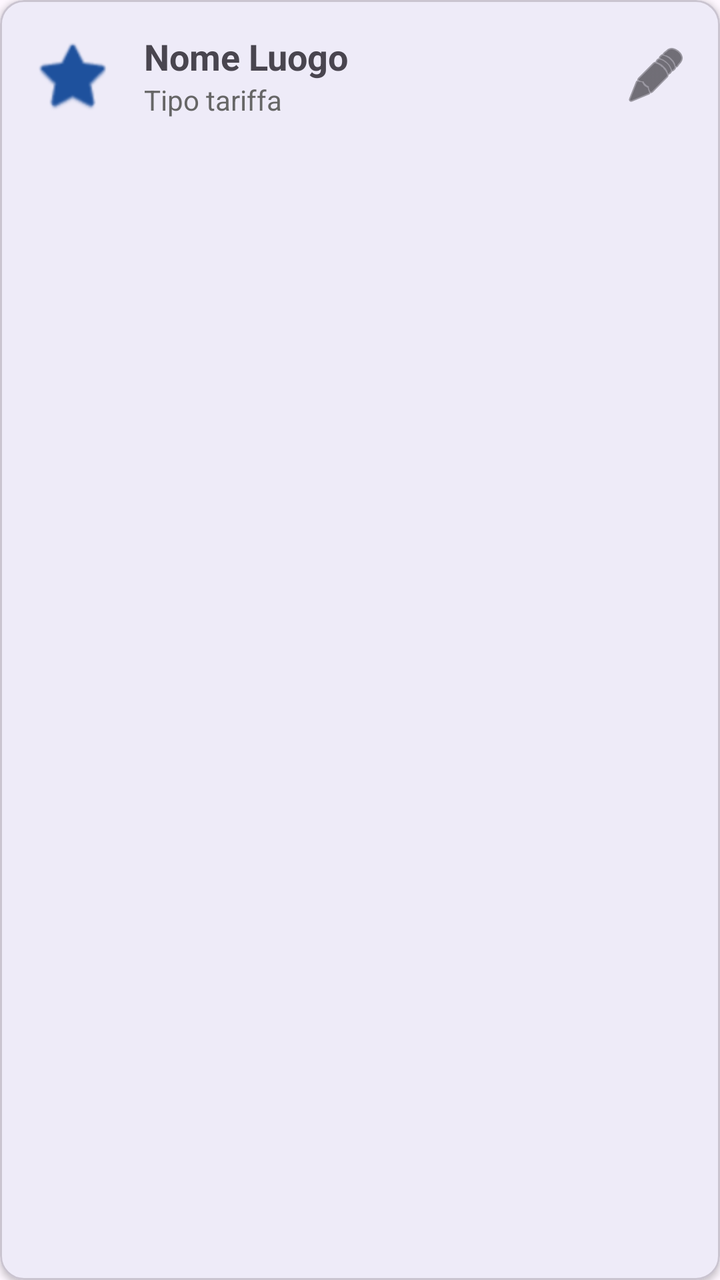
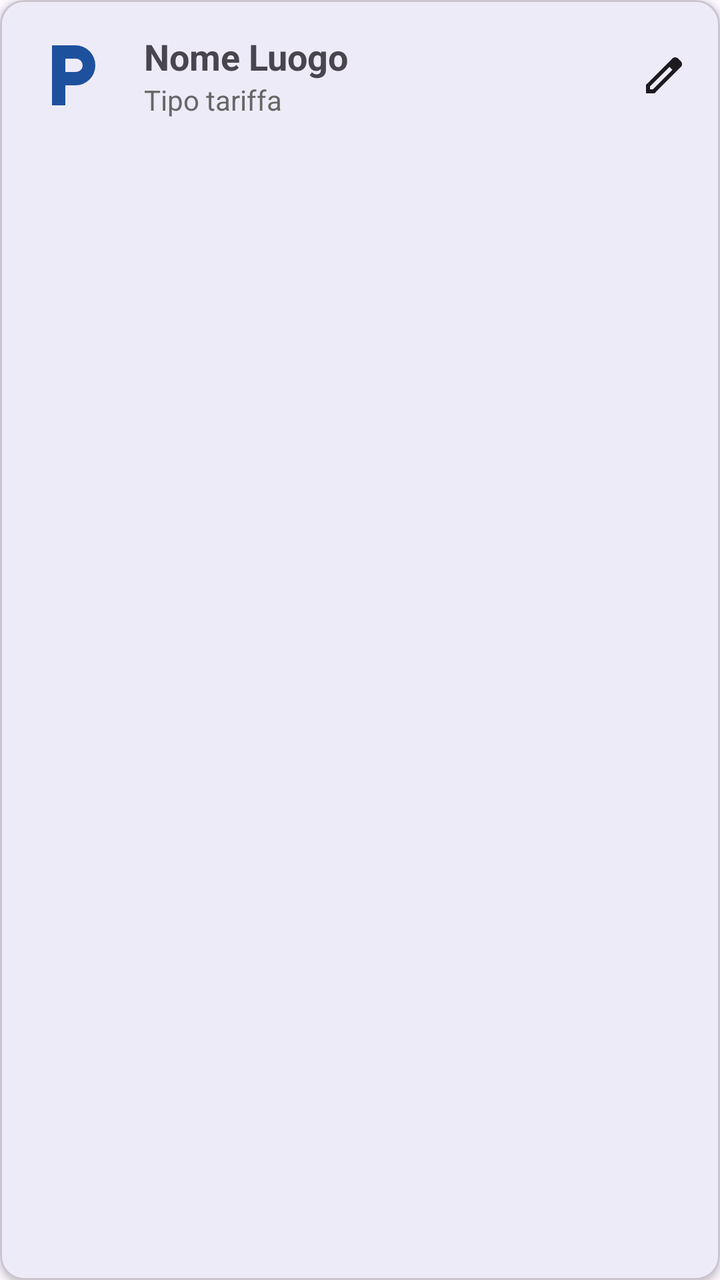

Screens rendered from an Android XML layout before and after an edit, with the pre-edit source and the edit as a unified diff.
<!-- AndroidManifest.xml: application theme Theme.ParkingMate -->
<!-- res/layout/item_saved_location.xml -->
<?xml version="1.0" encoding="utf-8"?>
<com.google.android.material.card.MaterialCardView
    xmlns:android="http://schemas.android.com/apk/res/android"
    xmlns:app="http://schemas.android.com/apk/res-auto"
    android:layout_width="match_parent"
    android:layout_height="wrap_content"
    android:layout_margin="8dp"
    app:cardCornerRadius="12dp"
    app:cardElevation="2dp">

    <LinearLayout
        android:layout_width="match_parent"
        android:layout_height="wrap_content"
        android:orientation="horizontal"
        android:padding="16dp"
        android:gravity="center_vertical">

        <ImageView
            android:layout_width="40dp"
            android:layout_height="40dp"
            android:src="@android:drawable/btn_star_big_on"
            app:tint="?attr/colorPrimary" />

        <LinearLayout
            android:layout_width="0dp"
            android:layout_height="wrap_content"
            android:layout_weight="1"
            android:layout_marginStart="16dp"
            android:orientation="vertical">

            <TextView
                android:id="@+id/tvLocationName"
                android:layout_width="wrap_content"
                android:layout_height="wrap_content"
                android:text="Nome Luogo"
                android:textSize="18sp"
                android:textStyle="bold" />

            <TextView
                android:id="@+id/tvLocationType"
                android:layout_width="wrap_content"
                android:layout_height="wrap_content"
                android:text="Tipo tariffa"
                android:textColor="#666666" />
        </LinearLayout>

        

        <ImageButton
            android:id="@+id/btnEditLocation"
            android:layout_width="wrap_content"
            android:layout_height="wrap_content"
            android:background="?attr/selectableItemBackgroundBorderless"
            android:src="@android:drawable/ic_menu_edit"
            app:tint="?attr/colorOnSurface" />

    </LinearLayout>
</com.google.android.material.card.MaterialCardView>
<!-- resources referenced by this layout -->
<resources>
  <style name="Theme.ParkingMate" parent="Base.Theme.ParkingMate" />
  <style name="Base.Theme.ParkingMate" parent="Theme.Material3.DayNight.NoActionBar">
          
          <item name="colorPrimary">@color/parking_blue</item>
          <item name="colorOnPrimary">@color/white</item>
          <item name="colorPrimaryContainer">@color/parking_blue_light</item>
          <item name="colorOnPrimaryContainer">@color/white</item>
  
          
          <item name="colorSecondary">@color/parking_blue_light</item>
          <item name="colorOnSecondary">@color/white</item>
          <item name="colorSecondaryContainer">@color/parking_blue_light</item>
          <item name="colorOnSecondaryContainer">@color/white</item>
  
          
          <item name="colorTertiary">@color/parking_blue</item>
          <item name="colorOnTertiary">@color/white</item>
          <item name="colorTertiaryContainer">@color/parking_blue_light</item>
          <item name="colorOnTertiaryContainer">@color/white</item>
  
          
          <item name="android:colorControlActivated">@color/parking_blue</item>
          <item name="android:colorAccent">@color/parking_blue_light</item>
  
          <item name="android:statusBarColor">@color/parking_blue_dark</item>
      </style>
  <color name="parking_blue">#1E519D</color>
  <color name="white">#FFFFFF</color>
  <color name="parking_blue_light">#4A7BC7</color>
  <color name="parking_blue_dark">#133B78</color>
</resources>

<!-- the commit's change to res/layout/item_saved_location.xml (unified diff, before → after) -->
@@ -18,7 +18,7 @@
         <ImageView
             android:layout_width="40dp"
             android:layout_height="40dp"
-            android:src="@android:drawable/btn_star_big_on"
+            android:src="@drawable/local_parking_24px"
             app:tint="?attr/colorPrimary" />
 
         <LinearLayout
@@ -51,7 +51,7 @@
             android:layout_width="wrap_content"
             android:layout_height="wrap_content"
             android:background="?attr/selectableItemBackgroundBorderless"
-            android:src="@android:drawable/ic_menu_edit"
+            android:src="@drawable/edit_24px"
             app:tint="?attr/colorOnSurface" />
 
     </LinearLayout>
<!-- resource entries referenced after the edit -->
@@ -1,5 +1,27 @@
 <!-- resources referenced by this layout -->
 <resources>
+  <!-- drawable edit_24px (drawable) -->
+  <vector xmlns:android="http://schemas.android.com/apk/res/android"
+      android:width="24dp"
+      android:height="24dp"
+      android:viewportWidth="960"
+      android:viewportHeight="960"
+      android:tint="?attr/colorControlNormal">
+    <path
+        android:fillColor="@android:color/white"
+        android:pathData="M200,760L257,760L648,369L591,312L200,703L200,760ZM120,840L120,670L648,143Q660,132 674.5,126Q689,120 705,120Q721,120 736,126Q751,132 762,144L817,200Q829,211 834.5,226Q840,241 840,256Q840,272 834.5,286.5Q829,301 817,313L290,840L120,840ZM760,256L760,256L704,200L704,200L760,256ZM619,341L591,312L591,312L648,369L648,369L619,341Z"/>
+  </vector>
+  <!-- drawable local_parking_24px (drawable) -->
+  <vector xmlns:android="http://schemas.android.com/apk/res/android"
+      android:width="24dp"
+      android:height="24dp"
+      android:viewportWidth="960"
+      android:viewportHeight="960"
+      android:tint="?attr/colorControlNormal">
+    <path
+        android:fillColor="@android:color/white"
+        android:pathData="M240,840L240,120L520,120Q620,120 690,190Q760,260 760,360Q760,460 690,530Q620,600 520,600L400,600L400,840L240,840ZM400,440L528,440Q561,440 584.5,416.5Q608,393 608,360Q608,327 584.5,303.5Q561,280 528,280L400,280L400,440Z"/>
+  </vector>
   <style name="Theme.ParkingMate" parent="Base.Theme.ParkingMate" />
   <style name="Base.Theme.ParkingMate" parent="Theme.Material3.DayNight.NoActionBar">
           
